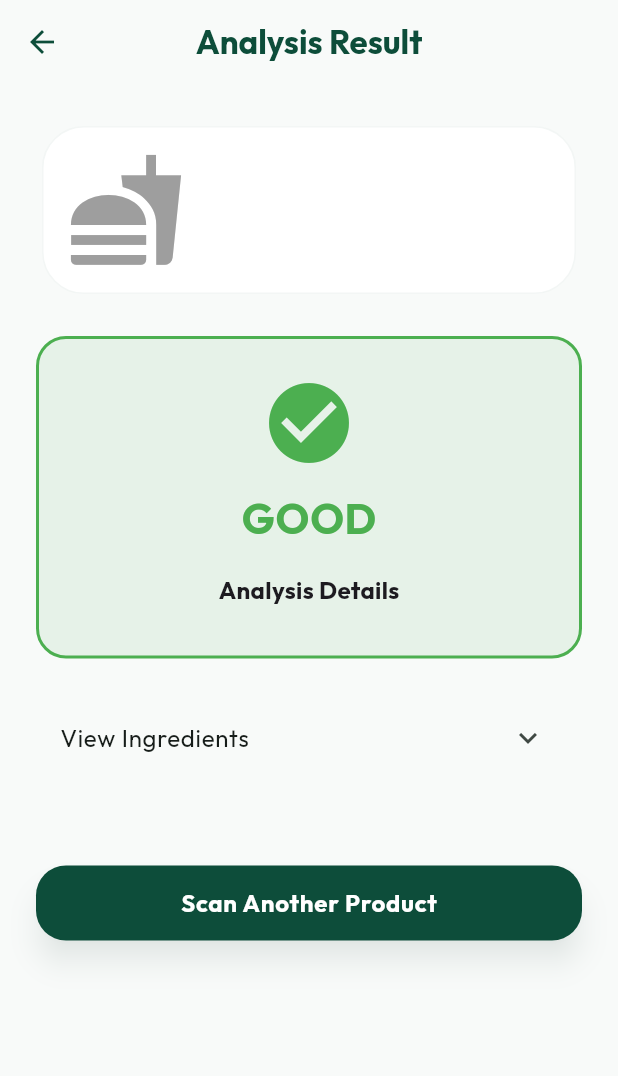
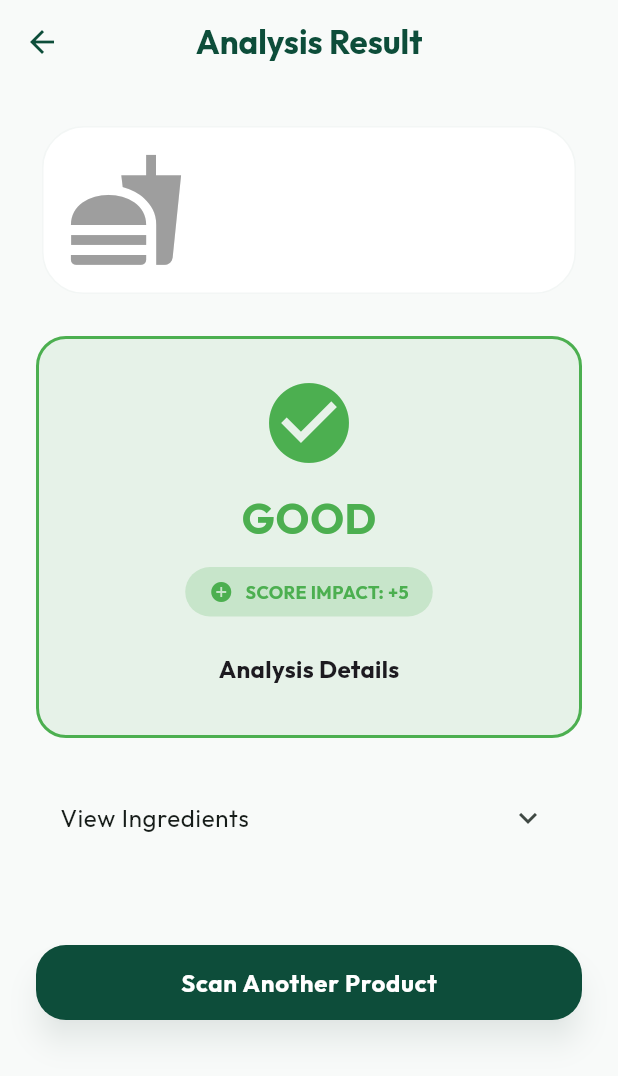
Before and after one commit to abhi-jithb/NutriDecide, a Flutter app: the VerdictScreen screen opened directly with empty values, on a phone screen of 412 x 824 dp. Shown: the top 1076 px of the screen. Run offline on Flutter 3.47's test engine with Material 3 defaults, Android fonts, the phone set to English and light mode, and no system bars; our stand-ins replace cloud_firestore, firebase_auth, firebase_core, fl_chart, flutter_dotenv, google_fonts and 5 more; missing offline and left inert: mobile_scanner; accounts and stored records are empty.

Commit message:
feat: add Score Impact indicators to Verdict Screen

```diff
--- a/lib/features/scan/presentation/verdict_screen.dart
+++ b/lib/features/scan/presentation/verdict_screen.dart
@@ -98,7 +98,37 @@ class VerdictScreen extends StatelessWidget {
                       color: color,
                     ),
                   ),
-                  const SizedBox(height: 16),
+                  const SizedBox(height: 12),
+
+                  // Score Impact Indicator
+                  Container(
+                    padding: const EdgeInsets.symmetric(horizontal: 16, vertical: 8),
+                    decoration: BoxDecoration(
+                      color: color.withOpacity(0.2),
+                      borderRadius: BorderRadius.circular(30),
+                    ),
+                    child: Row(
+                      mainAxisSize: MainAxisSize.min,
+                      children: [
+                        Icon(
+                          verdict.verdict == Verdict.good ? Icons.add_circle : Icons.remove_circle,
+                          color: color,
+                          size: 16,
+                        ),
+                        const SizedBox(width: 8),
+                        Text(
+                          "SCORE IMPACT: ${verdict.verdict == Verdict.good ? '+5' : (verdict.verdict == Verdict.caution ? '-8' : '-20')}",
+                          style: TextStyle(
+                            color: color,
+                            fontWeight: FontWeight.bold,
+                            fontSize: 12,
+                          ),
+                        ),
+                      ],
+                    ),
+                  ),
+
+                  const SizedBox(height: 24),
                   const Text(
                     "Analysis Details",
                     style: TextStyle(fontWeight: FontWeight.bold, fontSize: 16),
```
